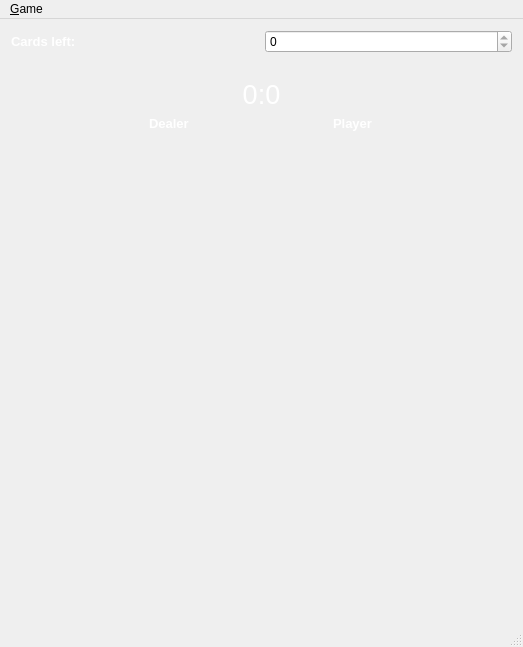
Old version of the form blackjack.ui in the repository petercrouse/blackjack-Qt.
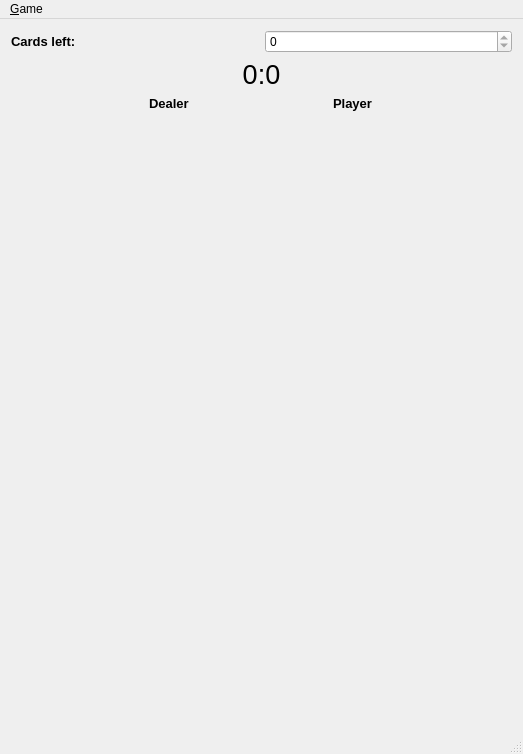
New version of the form. Icons and pictures are not drawn.

Diff of the .ui file:
```diff
--- a/blackjack.ui
+++ b/blackjack.ui
@@ -10,7 +10,7 @@
     <x>0</x>
     <y>0</y>
     <width>523</width>
-    <height>647</height>
+    <height>754</height>
    </rect>
   </property>
   <property name="sizePolicy">
@@ -21,8 +21,8 @@
   </property>
   <property name="minimumSize">
    <size>
-    <width>444</width>
-    <height>500</height>
+    <width>523</width>
+    <height>647</height>
    </size>
   </property>
   <property name="windowTitle">
@@ -31,6 +31,19 @@
   <property name="autoFillBackground">
    <bool>true</bool>
   </property>
+  <property name="styleSheet">
+   <string notr="true">#centralWidget &gt; QLabel {
+	color: white;
+}
+
+#centralWidget{
+	background-image: url(:/images/background.jpg)
+}
+
+QMessageBox QLabel{
+	color: black;
+}</string>
+  </property>
   <widget class="QWidget" name="centralWidget">
    <property name="styleSheet">
     <string notr="true">background-image:url(:/images/background.jpg);
@@ -55,7 +68,7 @@
          </font>
         </property>
         <property name="styleSheet">
-         <string notr="true">color: white;</string>
+         <string notr="true"/>
         </property>
         <property name="text">
          <string>Cards left: </string>
@@ -88,10 +101,7 @@
        <bool>false</bool>
       </property>
       <property name="styleSheet">
-       <string notr="true">color: white;
-margin-top: 20px;
-
-</string>
+       <string notr="true"/>
       </property>
       <property name="text">
        <string>0:0</string>
@@ -121,10 +131,7 @@
            </font>
           </property>
           <property name="styleSheet">
-           <string notr="true">color: white;
-background-color: transparent;
-text-align: center;
-</string>
+           <string notr="true"/>
           </property>
           <property name="text">
            <string>Dealer</string>
@@ -150,8 +157,7 @@
            </font>
           </property>
           <property name="styleSheet">
-           <string notr="true">color: white;
-background-color: transparent;</string>
+           <string notr="true"/>
           </property>
           <property name="text">
            <string/>
@@ -194,8 +200,7 @@
            </font>
           </property>
           <property name="styleSheet">
-           <string notr="true">color: white;
-background-color: transparent;</string>
+           <string notr="true"/>
           </property>
           <property name="text">
            <string>Player</string>
@@ -221,8 +226,7 @@
            </font>
           </property>
           <property name="styleSheet">
-           <string notr="true">color: white;
-background-color: transparent;</string>
+           <string notr="true"/>
           </property>
           <property name="text">
            <string/>
```
Left out of the diff: 5 changed lines with no effect on the pictures.
